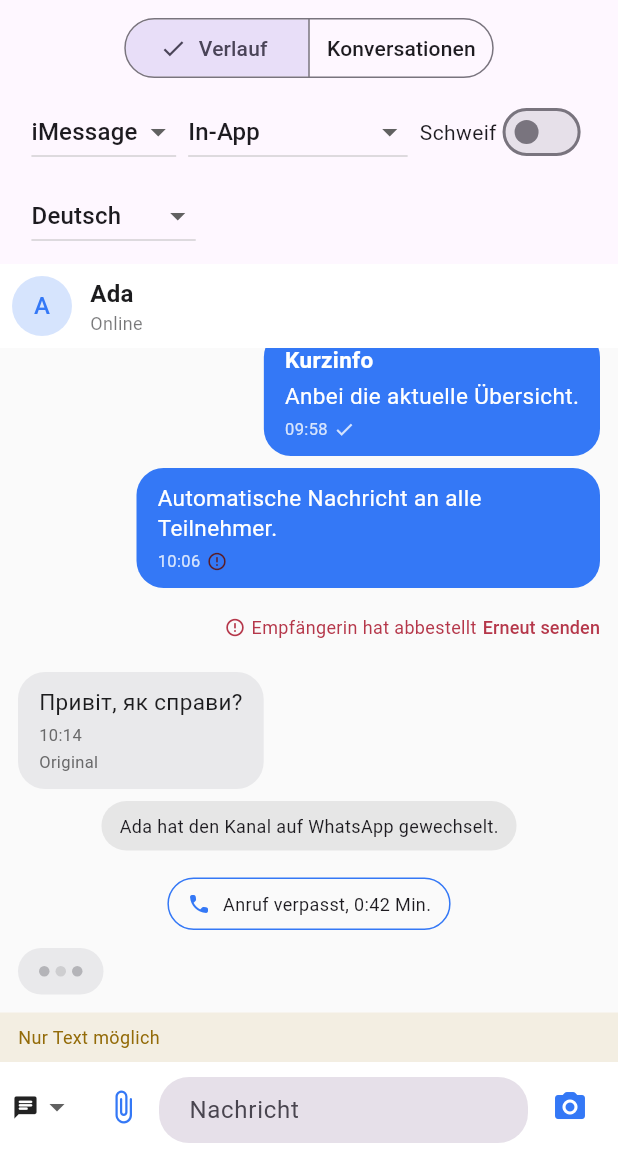
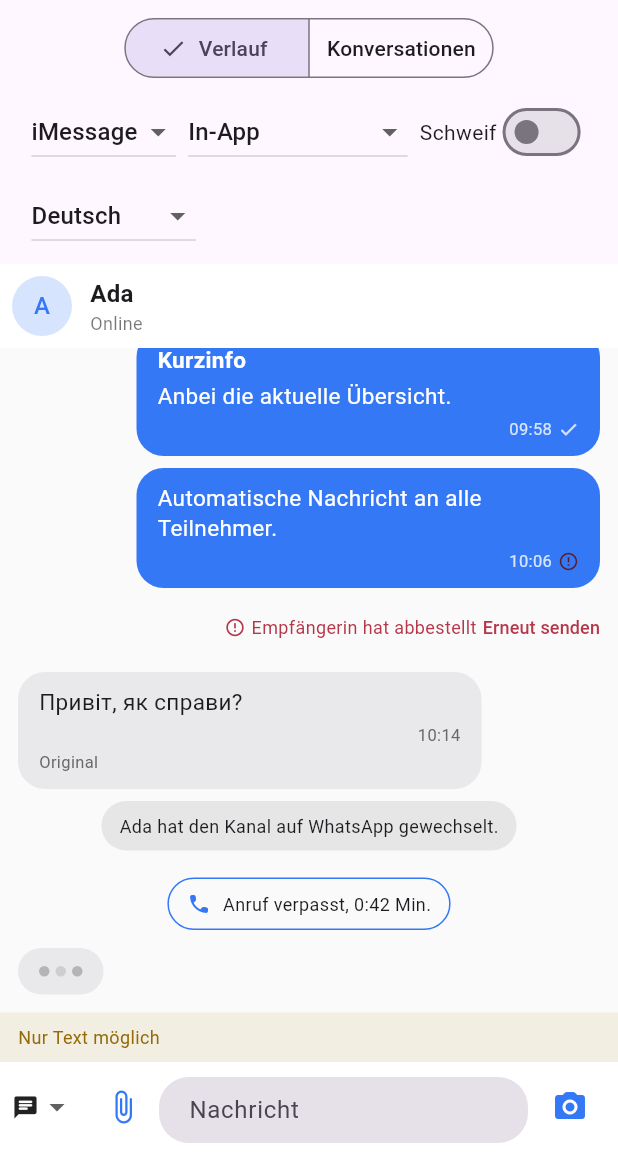
Before and after one commit to kreiseck-at/kreiseck_chat, a Flutter app: the screen it shows after launch, on a phone screen of 412 x 824 dp, the part 84-1236 px from its top. Run offline on Flutter 3.47's test engine with Material 3 defaults, Android fonts, the phone set to English and light mode, and no system bars; our stand-ins replace cached_network_image.

Commit message:
Übersetzungs-Umschalter wirkt wieder, Metazeile rechts, Bild-Betrachter im Paket
- showFirst wurde nur bei neuer Kennung gelesen; ein Schalter über dem
  Verlauf änderte damit nur das Modell
- Zeit und Häkchen sitzen rechts unten in der Blase
- showChatImageViewer (zoomen, wischen, Zähler) samt antippbarem
  Profilbild in ChatAvatar

```diff
--- a/lib/kreiseck_chat.dart
+++ b/lib/kreiseck_chat.dart
@@ -33,6 +33,7 @@ export 'src/mail_theme.dart';
 export 'src/message_bubble.dart';
 export 'src/models.dart';
 export 'src/presence_label.dart';
+export 'src/chat_image_viewer.dart';
 export 'src/chat_images.dart';
 export 'src/media_grouping.dart';
 export 'src/thread_items.dart';
--- a/lib/src/chat_avatar.dart
+++ b/lib/src/chat_avatar.dart
@@ -1,5 +1,6 @@
 import 'package:flutter/material.dart';
 
+import 'chat_image_viewer.dart';
 import 'chat_participant.dart';
 import 'chat_theme.dart';
 
@@ -27,6 +28,8 @@ class ChatAvatar extends StatelessWidget {
     this.image,
     this.avatarUrl,
     this.radius = 20,
+    this.onTap,
+    this.openable = true,
   });
 
   /// Display name or contact used for the monogram / phone-number detection.
@@ -44,6 +47,15 @@ class ChatAvatar extends StatelessWidget {
   /// Circle radius.
   final double radius;
 
+  /// Called when the avatar is tapped. Overrides the built-in behavior of
+  /// opening the picture full screen — pass one to open a profile instead.
+  final VoidCallback? onTap;
+
+  /// Whether tapping an avatar that HAS a picture opens it full screen (see
+  /// [showChatImageViewer]). Ignored when [onTap] is set; irrelevant when
+  /// there is only a monogram, which is nothing to enlarge.
+  final bool openable;
+
   @override
   Widget build(BuildContext context) {
     final provider =
@@ -59,11 +71,24 @@ class ChatAvatar extends StatelessWidget {
         );
       }
     }
-    return CircleAvatar(
+    final kreis = CircleAvatar(
       radius: radius,
       backgroundColor: theme.colors.accent.withValues(alpha: 0.2),
       backgroundImage: provider,
       child: child,
     );
+
+    // Ein Monogramm gibt es nicht zu vergrößern — nur ein echtes Bild.
+    final oeffnen = onTap ??
+        (openable && avatarUrl != null && image == null
+            ? () => showChatImageViewer(context,
+                urls: [avatarUrl!], theme: theme)
+            : null);
+    if (oeffnen == null) return kreis;
+    return GestureDetector(
+      behavior: HitTestBehavior.opaque,
+      onTap: oeffnen,
+      child: kreis,
+    );
   }
 }
--- a/lib/src/message_bubble.dart
+++ b/lib/src/message_bubble.dart
@@ -108,10 +108,15 @@ class _MessageBubbleState extends State<MessageBubble> {
   @override
   void didUpdateWidget(covariant MessageBubble oldWidget) {
     super.didUpdateWidget(oldWidget);
-    // A widget of this type can be reused for a different message (e.g. an
-    // unkeyed ListView.builder recycling list items) — reset the toggle so a
-    // stale translation state doesn't leak onto the new message.
-    if (oldWidget.message.id != widget.message.id) {
+    // Two reasons to reset which side is shown:
+    // 1. A widget of this type can be reused for a different message (e.g. an
+    //    unkeyed ListView.builder recycling list items) — a stale toggle must
+    //    not leak onto the new message.
+    // 2. The host flipped [ChatTranslation.showFirst], e.g. a "show original"
+    //    switch above the whole thread. Without this the switch would change
+    //    the model and nothing on screen, because the id stayed the same.
+    if (oldWidget.message.id != widget.message.id ||
+        _initialSide(oldWidget.message) != _initialSide(widget.message)) {
       _showTranslation = _initialSide(widget.message);
     }
   }
@@ -129,8 +134,9 @@ class _MessageBubbleState extends State<MessageBubble> {
   /// The hairline around the bubble, when the host set one for this
   /// direction. Null leaves the bubble borderless as before.
   Border? _border(ChatColors colors) {
-    final farbe =
-        _isOutgoing ? colors.outgoingBubbleBorder : colors.incomingBubbleBorder;
+    final farbe = _isOutgoing
+        ? colors.outgoingBubbleBorder
+        : colors.incomingBubbleBorder;
     return farbe == null ? null : Border.all(color: farbe);
   }
 
@@ -157,7 +163,10 @@ class _MessageBubbleState extends State<MessageBubble> {
   /// resolved [ChatStrings] from [build] — resolved once there, passed down
   /// rather than looked up again.
   Future<void> _openActions(
-      BuildContext context, Offset globalPosition, ChatStrings strings) async {
+    BuildContext context,
+    Offset globalPosition,
+    ChatStrings strings,
+  ) async {
     if (widget.theme.motion.hapticsEnabled &&
         widget.theme.motion.hapticOnLongPress) {
       HapticFeedback.mediumImpact();
@@ -181,7 +190,8 @@ class _MessageBubbleState extends State<MessageBubble> {
             child: Row(
               mainAxisSize: MainAxisSize.min,
               children: ['👍', '❤️', '😂', '😮', '😢']
-                  .map((e) => IconButton(
+                  .map(
+                    (e) => IconButton(
                       icon: Text(e, style: const TextStyle(fontSize: 22)),
                       onPressed: () {
                         Navigator.of(context).pop();
@@ -191,7 +201,8 @@ class _MessageBubbleState extends State<MessageBubble> {
                         }
                         widget.onReact?.call(e);
                       },
-                      ))
+                    ),
+                  )
                   .toList(),
             ),
           ),
@@ -216,11 +227,13 @@ class _MessageBubbleState extends State<MessageBubble> {
   }
 
   Widget _menuRow(IconData icon, String label, Color color) {
-    return Row(children: [
+    return Row(
+      children: [
         Icon(icon, size: 20, color: color),
         const SizedBox(width: 12),
         Text(label, style: TextStyle(color: color)),
-    ]);
+      ],
+    );
   }
 
   @override
@@ -230,8 +243,9 @@ class _MessageBubbleState extends State<MessageBubble> {
     final capabilities = widget.capabilities;
     final strings = ChatStrings.of(context, override: widget.strings);
     final colors = theme.colors;
-    final bubbleColor =
-        _isOutgoing ? colors.outgoingBubble : colors.incomingBubble;
+    final bubbleColor = _isOutgoing
+        ? colors.outgoingBubble
+        : colors.incomingBubble;
     final textColor = _isOutgoing ? colors.outgoingText : colors.incomingText;
     final ink = colors.inkFor(bubbleColor, isOutgoing: _isOutgoing);
 
@@ -261,11 +275,17 @@ class _MessageBubbleState extends State<MessageBubble> {
               padding: hasMedia
                   ? const EdgeInsets.fromLTRB(8, 6, 8, 0)
                   : EdgeInsets.zero,
-              child: _ReplyQuote(refText: message.replyTo!, theme: theme, ink: ink),
+              child: _ReplyQuote(
+                refText: message.replyTo!,
+                theme: theme,
+                ink: ink,
+              ),
             ),
           if (hasMedia)
             ClipRRect(
-              borderRadius: BorderRadius.circular((theme.bubbleRadius - 3).clamp(0, theme.bubbleRadius)),
+              borderRadius: BorderRadius.circular(
+                (theme.bubbleRadius - 3).clamp(0, theme.bubbleRadius),
+              ),
               child: _Album(
                 attachments: message.attachments,
                 onOpen: widget.onOpenAttachment,
@@ -293,12 +313,16 @@ class _MessageBubbleState extends State<MessageBubble> {
               child: message.translation == null
                   ? _body(theme, textColor)
                   : GestureDetector(
-                      onTap: () => setState(
-                          () => _showTranslation = !_showTranslation),
+                      onTap: () =>
+                          setState(() => _showTranslation = !_showTranslation),
                       child: _body(theme, textColor),
                     ),
             ),
-          Padding(
+          // Zeit und Häkchen sitzen rechts unten in der Blase — die Zeile
+          // selbst ist schmal, deshalb muss sie ausgerichtet werden.
+          Align(
+            alignment: Alignment.centerRight,
+            child: Padding(
               padding: hasMedia
                   ? const EdgeInsets.fromLTRB(8, 3, 6, 3)
                   : const EdgeInsets.only(top: 4),
@@ -311,6 +335,7 @@ class _MessageBubbleState extends State<MessageBubble> {
                 ink: ink,
                 bubbleColor: bubbleColor,
                 channel: message.channel,
+              ),
             ),
           ),
           // The translated-language / strings.original label only makes
@@ -342,7 +367,10 @@ class _MessageBubbleState extends State<MessageBubble> {
             right: _isOutgoing ? -6 : null,
             child: CustomPaint(
               size: const Size(10, 12),
-              painter: BubbleTailPainter(color: bubbleColor, isOutgoing: _isOutgoing),
+              painter: BubbleTailPainter(
+                color: bubbleColor,
+                isOutgoing: _isOutgoing,
+              ),
             ),
           ),
         ],
@@ -350,8 +378,9 @@ class _MessageBubbleState extends State<MessageBubble> {
     }
 
     Widget content = Column(
-      crossAxisAlignment:
-          _isOutgoing ? CrossAxisAlignment.end : CrossAxisAlignment.start,
+      crossAxisAlignment: _isOutgoing
+          ? CrossAxisAlignment.end
+          : CrossAxisAlignment.start,
       mainAxisSize: MainAxisSize.min,
       children: [
         bubble,
@@ -365,8 +394,11 @@ class _MessageBubbleState extends State<MessageBubble> {
             child: Row(
               mainAxisSize: MainAxisSize.min,
               children: [
-                Icon(Icons.error_outline,
-                    size: 14, color: theme.colors.errorOnBackground),
+                Icon(
+                  Icons.error_outline,
+                  size: 14,
+                  color: theme.colors.errorOnBackground,
+                ),
                 const SizedBox(width: 4),
                 Flexible(
                   child: Text(
@@ -402,7 +434,8 @@ class _MessageBubbleState extends State<MessageBubble> {
                     child: Text(
                       strings.retry,
                       style: theme.typography.timestamp.copyWith(
-                        fontSize: (theme.typography.timestamp.fontSize ?? 11) + 1,
+                        fontSize:
+                            (theme.typography.timestamp.fontSize ?? 11) + 1,
                         color: theme.colors.errorOnBackground,
                       ),
                     ),
@@ -417,7 +450,9 @@ class _MessageBubbleState extends State<MessageBubble> {
     );
 
     final canAct =
-        capabilities.reactions || capabilities.replies || message.text.isNotEmpty;
+        capabilities.reactions ||
+        capabilities.replies ||
+        message.text.isNotEmpty;
     content = GestureDetector(
       onLongPressStart: canAct
           ? (details) => _openActions(context, details.globalPosition, strings)
@@ -537,7 +572,11 @@ class _EntranceAnimationState extends State<_EntranceAnimation>
 }
 
 class _ReplyQuote extends StatelessWidget {
-  const _ReplyQuote({required this.refText, required this.theme, required this.ink});
+  const _ReplyQuote({
+    required this.refText,
+    required this.theme,
+    required this.ink,
+  });
 
   final ChatMessageRef refText;
   final ChatTheme theme;
@@ -553,21 +592,23 @@ class _ReplyQuote extends StatelessWidget {
       margin: const EdgeInsets.only(bottom: 6),
       padding: const EdgeInsets.symmetric(horizontal: 8, vertical: 4),
       decoration: BoxDecoration(
-        border: Border(
-          left: BorderSide(color: ink.line, width: 3),
-        ),
+        border: Border(left: BorderSide(color: ink.line, width: 3)),
       ),
       child: Column(
         crossAxisAlignment: CrossAxisAlignment.start,
         mainAxisSize: MainAxisSize.min,
         children: [
           if (refText.senderLabel != null)
-            Text(refText.senderLabel!,
-                style: theme.typography.senderName.copyWith(color: ink.text)),
-          Text(refText.snippet,
+            Text(
+              refText.senderLabel!,
+              style: theme.typography.senderName.copyWith(color: ink.text),
+            ),
+          Text(
+            refText.snippet,
             maxLines: 1,
             overflow: TextOverflow.ellipsis,
-              style: theme.typography.replyQuote.copyWith(color: ink.muted)),
+            style: theme.typography.replyQuote.copyWith(color: ink.muted),
+          ),
         ],
       ),
     );
@@ -614,17 +655,22 @@ class _Album extends StatelessWidget {
         crossAxisAlignment: CrossAxisAlignment.start,
         mainAxisSize: MainAxisSize.min,
         children: attachments
-            .map((a) => Padding(
+            .map(
+              (a) => Padding(
                 padding: const EdgeInsets.all(6),
                 child: GestureDetector(
                   onTap: onOpen == null ? null : () => onOpen!(a),
-                    child: Row(mainAxisSize: MainAxisSize.min, children: [
+                  child: Row(
+                    mainAxisSize: MainAxisSize.min,
+                    children: [
                       const Icon(Icons.insert_drive_file_outlined, size: 20),
                       const SizedBox(width: 6),
                       Flexible(child: Text(a.fileName ?? strings.file)),
-                    ]),
+                    ],
                   ),
-                ))
+                ),
+              ),
+            )
             .toList(),
       );
     }
@@ -634,7 +680,9 @@ class _Album extends StatelessWidget {
     // Ein Bild: breit über die Bubble, leicht liegendes Format.
     if (images.length == 1) {
       return AspectRatio(
-          aspectRatio: 1.6, child: _tile(images.first, onTap: () => open(0)));
+        aspectRatio: 1.6,
+        child: _tile(images.first, onTap: () => open(0)),
+      );
     }
 
     // Mehrere: 2-Spalten-Grid quadratischer Kacheln (Expanded -> passt sich der
@@ -646,28 +694,39 @@ class _Album extends StatelessWidget {
       final hasRight = i + 1 < show;
       final li = i;
       final ri = i + 1;
-      rows.add(Padding(
+      rows.add(
+        Padding(
           padding: EdgeInsets.only(top: i == 0 ? 0 : _gap),
           child: hasRight
-            ? Row(children: [
+              ? Row(
+                  children: [
                     Expanded(
                       child: AspectRatio(
                         aspectRatio: 1,
-                        child: _tile(images[li], onTap: () => open(li)))),
+                        child: _tile(images[li], onTap: () => open(li)),
+                      ),
+                    ),
                     const SizedBox(width: _gap),
                     Expanded(
                       child: AspectRatio(
                         aspectRatio: 1,
                         // "+N" liegt auf dem 4. sichtbaren Bild (Index 3).
-                    child: _tile(images[ri],
-                        onTap: () => open(ri), plusMore: ri == 3 ? plusMore : 0),
+                        child: _tile(
+                          images[ri],
+                          onTap: () => open(ri),
+                          plusMore: ri == 3 ? plusMore : 0,
                         ),
                       ),
-              ])
+                    ),
+                  ],
+                )
               // Ungerade Anzahl: letztes Bild über die volle Breite (liegend).
               : AspectRatio(
-                aspectRatio: 2, child: _tile(images[li], onTap: () => open(li))),
-      ));
+                  aspectRatio: 2,
+                  child: _tile(images[li], onTap: () => open(li)),
+                ),
+        ),
+      );
     }
     return Column(mainAxisSize: MainAxisSize.min, children: rows);
   }
@@ -699,11 +758,14 @@ class _Album extends StatelessWidget {
             Container(
               color: Colors.black54,
               alignment: Alignment.center,
-              child: Text('+$plusMore',
+              child: Text(
+                '+$plusMore',
                 style: const TextStyle(
                   color: Colors.white,
                   fontSize: 22,
-                      fontWeight: FontWeight.w600)),
+                  fontWeight: FontWeight.w600,
+                ),
+              ),
             ),
         ],
       ),
@@ -738,15 +800,17 @@ class _Reactions extends StatelessWidget {
               children: [
                 Text(
                   r.emoji,
-                  style: theme.typography.reaction
-                      .copyWith(color: theme.colors.reactionChipText),
+                  style: theme.typography.reaction.copyWith(
+                    color: theme.colors.reactionChipText,
+                  ),
                 ),
                 if (r.count > 1) ...[
                   const SizedBox(width: 2),
                   Text(
                     '${r.count}',
-                    style: theme.typography.reaction
-                        .copyWith(color: theme.colors.reactionChipText),
+                    style: theme.typography.reaction.copyWith(
+                      color: theme.colors.reactionChipText,
+                    ),
                   ),
                 ],
               ],
@@ -807,7 +871,11 @@ class _MetaRow extends StatelessWidget {
         if (showStatus) ...[
           const SizedBox(width: 4),
           _StatusIcon(
-              status: status, ink: ink, bubbleColor: bubbleColor, theme: theme),
+            status: status,
+            ink: ink,
+            bubbleColor: bubbleColor,
+            theme: theme,
+          ),
         ],
       ],
     );
@@ -838,13 +906,17 @@ class _StatusIcon extends StatelessWidget {
       case MessageStatus.delivered:
         return Icon(icons.delivered, size: 14, color: ink.muted);
       case MessageStatus.read:
-        return Icon(icons.read,
+        return Icon(
+          icons.read,
           size: 14,
-            color: readableOn(bubbleColor, theme.colors.readReceipt, target: 3.0));
+          color: readableOn(bubbleColor, theme.colors.readReceipt, target: 3.0),
+        );
       case MessageStatus.failed:
-        return Icon(icons.error,
+        return Icon(
+          icons.error,
           size: 14,
-            color: readableOn(bubbleColor, theme.colors.error, target: 3.0));
+          color: readableOn(bubbleColor, theme.colors.error, target: 3.0),
+        );
     }
   }
 }
```
Also changed, not shown: lib/src/chat_image_viewer.dart (added, +107 -0 lines), 4 other files. Lines whose indentation alone changed are shown as unchanged.
